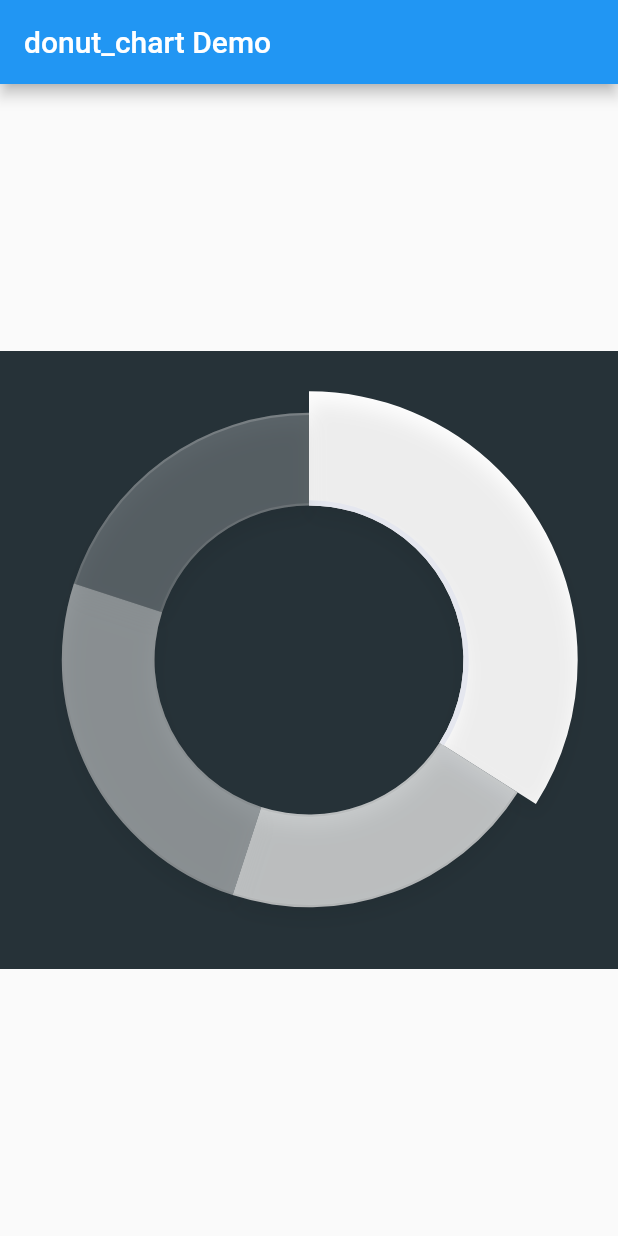
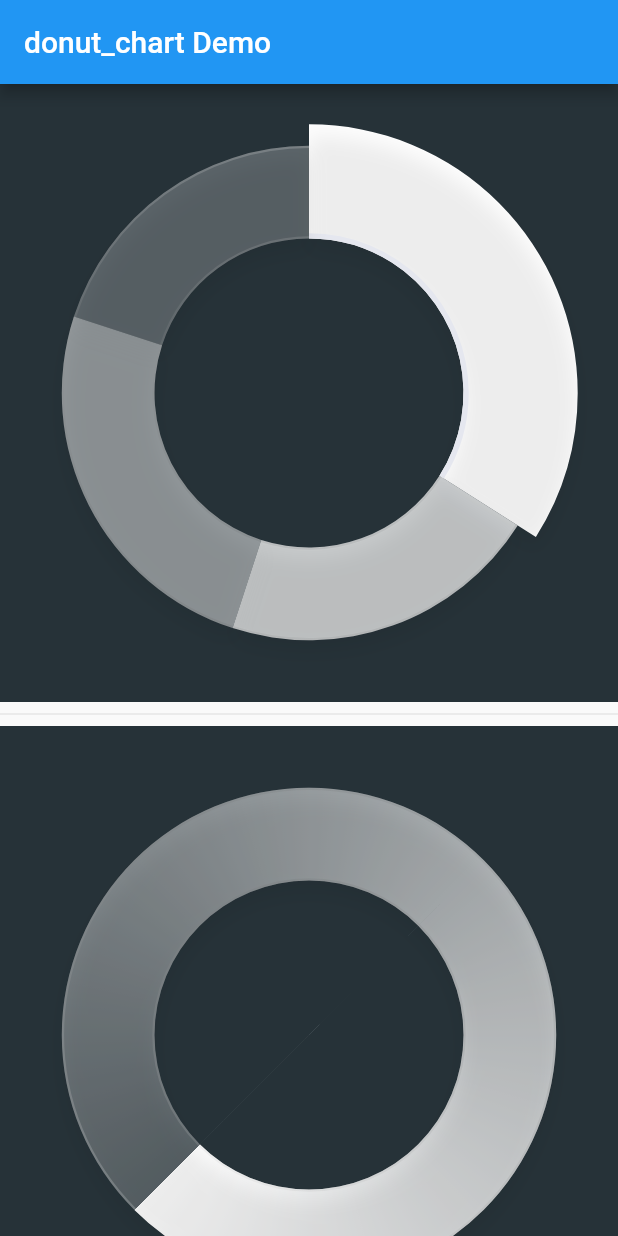
Before and after one commit to marchdev-tk/donut_chart, a Flutter app: the screen it shows after launch, on a phone screen of 412 x 824 dp. Run offline on Flutter 3.47's test engine with Material 2 defaults, Android fonts, the phone set to English and light mode, and no system bars.

Commit message:
added loader painter and widget

```diff
--- a/example/lib/main.dart
+++ b/example/lib/main.dart
@@ -29,7 +29,19 @@ class MyHomePage extends StatefulWidget {
 }
 
 class _MyHomePageState extends State<MyHomePage> {
-  List<Section> _sections = [
+  final _chartData = ChartData(
+    sectionColor: Colors.white,
+    shadowColor: Color(0x40000000),
+    strokeGradient: LinearGradient(
+      tileMode: TileMode.repeated,
+      colors: [
+        Color.fromRGBO(0, 0, 0, 0.0384),
+        Color.fromRGBO(255, 255, 255, 0.2376),
+      ],
+    ),
+    strokeSelectedColor: Color(0xFFE5E7EF),
+  );
+  final _sections = <Section>[
     Section(value: 0.34, selected: true),
     Section(value: 0.21),
     Section(value: 0.25),
@@ -42,27 +54,26 @@ class _MyHomePageState extends State<MyHomePage> {
       appBar: AppBar(
         title: Text('donut_chart Demo'),
       ),
-      body: Center(
-        child: Container(
-          color: Colors.blueGrey[900],
-          child: DonutChart(
-            data: ChartData(
-              sectionColor: Colors.white,
-              shadowColor: Color(0x40000000),
-              strokeGradient: LinearGradient(
-                tileMode: TileMode.repeated,
-                colors: [
-                  Color.fromRGBO(0, 0, 0, 0.0384),
-                  Color.fromRGBO(255, 255, 255, 0.2376),
-                ],
-              ),
-              strokeSelectedColor: Color(0xFFE5E7EF),
+      body: ListView(
+        children: [
+          Container(
+            color: Colors.blueGrey[900],
+            child: DonutChart(
+              data: _chartData,
+              sections: _sections,
+              onSectionTapped: (value) =>
+                  setState(() => _sections.selectByIndex(value)),
             ),
-            sections: _sections,
-            onSectionTapped: (value) =>
-                setState(() => _sections.selectByIndex(value)),
           ),
-        ),
+          Divider(),
+          Container(
+            color: Colors.blueGrey[900],
+            child: DonutChartLoader(
+              data: _chartData,
+              backgroundColor: Colors.white24,
+            ),
+          ),
+        ],
       ),
     );
   }
--- a/lib/src/donut_chart.dart
+++ b/lib/src/donut_chart.dart
@@ -25,16 +25,91 @@ class DonutChart extends StatelessWidget {
   Widget build(BuildContext context) {
     return Transform.rotate(
       angle: -0.5 * pi,
-      child: CustomPaint(
-        child: SizedBox.fromSize(
-          size: Size.square(MediaQuery.of(context).size.width),
-        ),
-        painter: DonutPainter(
-          data: data,
-          sections: sections,
-          onSectionTapped: onSectionTapped,
-        ),
+      child: LayoutBuilder(
+        builder: (context, constraints) {
+          return CustomPaint(
+            painter: DonutPainter(
+              data: data,
+              sections: sections,
+              onSectionTapped: onSectionTapped,
+            ),
+            child: SizedBox.fromSize(
+              size: Size.square(constraints.maxWidth),
+            ),
+          );
+        },
       ),
     );
   }
 }
+
+@immutable
+class DonutChartLoader extends StatefulWidget {
+  const DonutChartLoader({
+    Key key,
+    @required this.data,
+    @required this.backgroundColor,
+  }) : super(key: key);
+
+  final ChartData data;
+  final Color backgroundColor;
+
+  @override
+  _DonutChartLoaderState createState() => _DonutChartLoaderState();
+}
+
+class _DonutChartLoaderState extends State<DonutChartLoader>
+    with SingleTickerProviderStateMixin {
+  AnimationController _controller;
+  Animation<double> _animation;
+
+  @override
+  void initState() {
+    _controller = AnimationController(
+      vsync: this,
+      duration: const Duration(seconds: 2),
+    );
+    _controller.forward();
+    _controller.addStatusListener((status) {
+      if (status == AnimationStatus.completed) {
+        _controller.reset();
+      } else if (status == AnimationStatus.dismissed) {
+        _controller.forward();
+      }
+    });
+    _animation = Tween<double>(begin: 0, end: 2 * pi).animate(_controller);
+    super.initState();
+  }
+
+  @override
+  Widget build(BuildContext context) {
+    return LayoutBuilder(
+      builder: (context, constraints) {
+        return ValueListenableBuilder<double>(
+          valueListenable: _animation,
+          builder: (context, snapshot, child) {
+            return Transform.rotate(
+              angle: -0.5 * pi + snapshot,
+              child: CustomPaint(
+                painter: DonutLoadingPainter(
+                  data: widget.data,
+                  backgroundColor: widget.backgroundColor,
+                ),
+                child: child,
+              ),
+            );
+          },
+          child: SizedBox.fromSize(
+            size: Size.square(constraints.maxWidth),
+          ),
+        );
+      },
+    );
+  }
+
+  @override
+  void dispose() {
+    _controller.dispose();
+    super.dispose();
+  }
+}
--- a/lib/src/donut_painter.dart
+++ b/lib/src/donut_painter.dart
@@ -14,38 +14,7 @@ export 'models/section.dart';
 export 'models/chart_data.dart';
 export 'utils/section_utils.dart';
 
-class DonutPainter extends CustomPainter {
-  DonutPainter({
-    @required this.data,
-    @required this.sections,
-    this.onSectionTapped,
-    Listenable repaint,
-  }) : super(repaint: repaint);
-
-  final ChartData data;
-  final List<Section> sections;
-  final ValueChanged<int> onSectionTapped;
-
-  final List<Path> paths = [];
-
-  double getRadius(int i, Size size) =>
-      sections[i].selected ? size.height / 2.3 : size.height / 2.5;
-
-  Color getSectionColor(int i) {
-    final fractionCoef = 1 / sections.length;
-    if (sections[i].selected) {
-      return data.sectionColor;
-    }
-
-    final selectedIndex = sections.indexOfSelected;
-    final index = i > selectedIndex
-        ? i - selectedIndex
-        : sections.length - 1 - selectedIndex + 1 + i;
-
-    return data.sectionColor.withOpacity(1 - index * fractionCoef);
-  }
-
-  Path draw({
+Path _draw({
   Canvas canvas,
   Point center,
   double radius,
@@ -71,19 +40,17 @@ class DonutPainter extends CustomPainter {
       innerRadius * cos(endAngle) + center.x,
       innerRadius * sin(endAngle) + center.y);
 
-    final radiusStartPoint = Point<double>(radius * cos(startAngle) + center.x,
-        radius * sin(startAngle) + center.y);
+  final radiusStartPoint = Point<double>(
+      radius * cos(startAngle) + center.x, radius * sin(startAngle) + center.y);
 
   final centerOffset = Offset(center.x, center.y);
 
-    final isFullCircle = startAngle != null &&
-        endAngle != null &&
-        endAngle - startAngle == 2 * pi;
+  final isFullCircle =
+      startAngle != null && endAngle != null && endAngle - startAngle == 2 * pi;
 
   final midpointAngle = (endAngle + startAngle) / 2;
 
-    final path = Path()
-      ..moveTo(innerRadiusStartPoint.x, innerRadiusStartPoint.y);
+  final path = Path()..moveTo(innerRadiusStartPoint.x, innerRadiusStartPoint.y);
 
   path.lineTo(radiusStartPoint.x, radiusStartPoint.y);
 
@@ -119,6 +86,37 @@ class DonutPainter extends CustomPainter {
   return path;
 }
 
+class DonutPainter extends CustomPainter {
+  DonutPainter({
+    @required this.data,
+    @required this.sections,
+    this.onSectionTapped,
+    Listenable repaint,
+  }) : super(repaint: repaint);
+
+  final ChartData data;
+  final List<Section> sections;
+  final ValueChanged<int> onSectionTapped;
+
+  final List<Path> paths = [];
+
+  double getRadius(int i, Size size) =>
+      sections[i].selected ? size.height / 2.3 : size.height / 2.5;
+
+  Color getSectionColor(int i) {
+    final fractionCoef = 1 / sections.length;
+    if (sections[i].selected) {
+      return data.sectionColor;
+    }
+
+    final selectedIndex = sections.indexOfSelected;
+    final index = i > selectedIndex
+        ? i - selectedIndex
+        : sections.length - 1 - selectedIndex + 1 + i;
+
+    return data.sectionColor.withOpacity(1 - index * fractionCoef);
+  }
+
   @override
   bool shouldRepaint(CustomPainter oldDelegate) {
     // TODO: impl
@@ -144,9 +142,9 @@ class DonutPainter extends CustomPainter {
       final end =
           i == sections.length - 1 ? 2 * pi : section.value * 2 * pi + start;
 
-      // segment
+      // ! segment
       paths.add(
-        draw(
+        _draw(
           canvas: canvas,
           center: center,
           radius: getRadius(i, size),
@@ -157,7 +155,7 @@ class DonutPainter extends CustomPainter {
         ),
       );
 
-      // shadow beneath the segment
+      // ! shadow beneath the segment
       if (data.shadowColor != null) {
         canvas.drawShadow(
           paths[i],
@@ -167,7 +165,7 @@ class DonutPainter extends CustomPainter {
         );
       }
 
-      // inner border
+      // ! inner border
       if (data.hasInnerBorder()) {
         final strokeWidth = section.selected
             ? data.innerSelectedStrokeWidth
@@ -181,7 +179,7 @@ class DonutPainter extends CustomPainter {
                   : data.strokeGradient)
               ?.createShader(Rect.fromLTWH(0, 0, size.width, size.height));
 
-          draw(
+          _draw(
             canvas: canvas,
             center: center,
             radius: innerRadius + strokeWidth,
@@ -194,7 +192,7 @@ class DonutPainter extends CustomPainter {
         }
       }
 
-      // outer border
+      // ! outer border
       if (data.hasOuterBorder()) {
         final strokeWidth = section.selected
             ? data.outerSelectedStrokeWidth
@@ -208,7 +206,7 @@ class DonutPainter extends CustomPainter {
                   : data.strokeGradient)
               ?.createShader(Rect.fromLTWH(0, 0, size.width, size.height));
 
-          draw(
+          _draw(
             canvas: canvas,
             center: center,
             radius: getRadius(i, size),
@@ -229,7 +227,7 @@ class DonutPainter extends CustomPainter {
       return null;
     }
 
-    for (int i = 0; i < sections.length; i++) {
+    for (var i = 0; i < sections.length; i++) {
       if (paths.length <= i) {
         return null;
       }
@@ -244,3 +242,100 @@ class DonutPainter extends CustomPainter {
     return null;
   }
 }
+
+class DonutLoadingPainter extends CustomPainter {
+  DonutLoadingPainter({
+    @required this.data,
+    @required this.backgroundColor,
+    Listenable repaint,
+  }) : super(repaint: repaint);
+
+  final ChartData data;
+  final Color backgroundColor;
+
+  @override
+  bool shouldRepaint(CustomPainter oldDelegate) => false;
+
+  @override
+  void paint(Canvas canvas, Size size) {
+    final rect = Rect.fromLTWH(0, 0, size.width, size.height);
+    final center = Point(size.width / 2, size.height / 2);
+    final innerRadius = size.height / 4;
+    final radius = size.height / 2.5;
+
+    // ! loader
+    _draw(
+      canvas: canvas,
+      center: center,
+      radius: radius,
+      innerRadius: innerRadius,
+      startAngle: 0,
+      endAngle: 2 * pi,
+      shader: SweepGradient(
+        colors: [
+          const Color(0x00ffffff),
+          data.sectionColor,
+        ],
+      ).createShader(rect),
+    );
+
+    // ! background
+    final bgPath = _draw(
+      canvas: canvas,
+      center: center,
+      radius: radius,
+      innerRadius: innerRadius,
+      startAngle: 0,
+      endAngle: 2 * pi,
+      fill: backgroundColor,
+    );
+
+    // ! shadow beneath the segment
+    if (data.shadowColor != null) {
+      canvas.drawShadow(
+        bgPath,
+        data.shadowColor,
+        data.shadowElevation,
+        false,
+      );
+    }
+
+    // ! inner border
+    if (data.hasInnerBorder()) {
+      if (data.innerStrokeWidth > 0) {
+        final strokeColor = data.strokeColor;
+        final strokeShader = data.strokeGradient?.createShader(rect);
+
+        _draw(
+          canvas: canvas,
+          center: center,
+          radius: innerRadius + data.innerStrokeWidth,
+          innerRadius: innerRadius,
+          startAngle: 0,
+          endAngle: 2 * pi,
+          fill: strokeColor,
+          shader: strokeShader,
+        );
+      }
+    }
+
+    // ! outer border
+    if (data.hasOuterBorder()) {
+      if (data.outerStrokeWidth > 0) {
+        final strokeColor = data.strokeColor;
+        final strokeShader = data.strokeGradient?.createShader(rect);
+
+        _draw(
+          canvas: canvas,
+          center: center,
+          radius: radius,
+          innerRadius: radius - data.outerStrokeWidth,
+          startAngle: 0,
+          endAngle: 2 * pi,
+          fill: strokeColor,
+          shader: strokeShader,
+        );
+      }
+    }
+  }
+}
--- a/lib/src/models/chart_data.dart
+++ b/lib/src/models/chart_data.dart
@@ -14,7 +14,6 @@ class ChartData {
     this.strokeGradient,
     this.strokeSelectedColor,
     this.strokeSelectedGradient,
-    this.backgroundGradient,
     this.outerStrokeWidth = 1.5,
     this.outerSelectedStrokeWidth = 0,
     this.innerStrokeWidth = 1.5,
@@ -25,7 +24,6 @@ class ChartData {
     this.sectionColor,
     this.shadowColor,
     this.shadowElevation = 4,
-    this.backgroundGradient,
   })  : strokeColor = null,
         strokeGradient = null,
         strokeSelectedColor = null,
@@ -44,8 +42,6 @@ class ChartData {
 
   final Color strokeSelectedColor;
   final Gradient strokeSelectedGradient;
-
-  final Gradient backgroundGradient;
 
   final double outerStrokeWidth;
   final double outerSelectedStrokeWidth;
@@ -89,7 +85,6 @@ class ChartData {
         strokeSelectedColor: strokeSelectedColor ?? this.strokeSelectedColor,
         strokeSelectedGradient:
             strokeSelectedGradient ?? this.strokeSelectedGradient,
-        backgroundGradient: backgroundGradient ?? this.backgroundGradient,
         outerStrokeWidth: outerStrokeWidth ?? this.outerStrokeWidth,
         outerSelectedStrokeWidth:
             outerSelectedStrokeWidth ?? this.outerSelectedStrokeWidth,
@@ -100,7 +95,8 @@ class ChartData {
 
   @override
   String toString() {
-    return '''{
+    return '''
+    {
       sectionColor: $sectionColor,
       shadowColor: $shadowColor,
       shadowElevation: $shadowElevation,
@@ -108,7 +104,6 @@ class ChartData {
       strokeGradient: $strokeGradient,
       strokeSelectedColor: $strokeSelectedColor,
       strokeSelectedGradient: $strokeSelectedGradient,
-      backgroundGradient: $backgroundGradient,
       outerStrokeWidth: $outerStrokeWidth,
       outerSelectedStrokeWidth: $outerSelectedStrokeWidth,
       innerStrokeWidth: $innerStrokeWidth,
```
Lines whose indentation alone changed are shown as unchanged.
